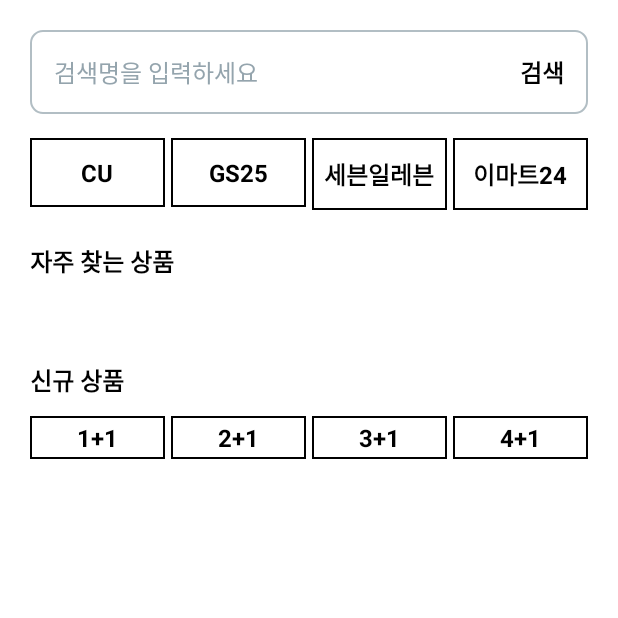
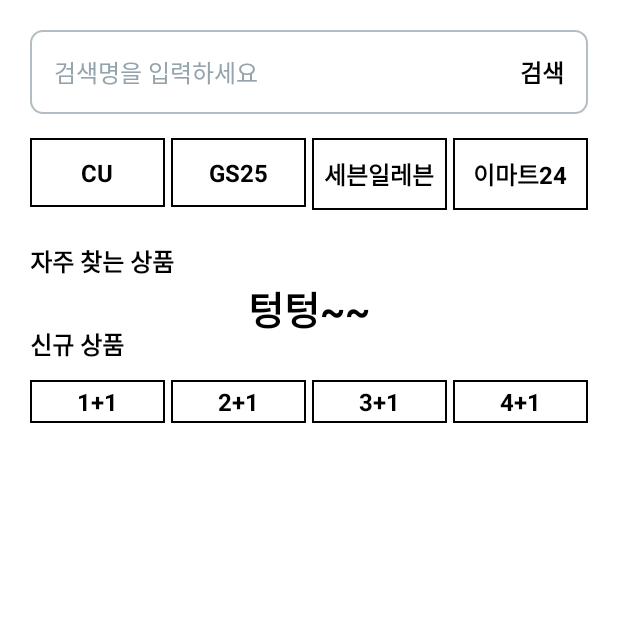
Before and after one commit to AnKyungMoo/Real-Convenience-Store, an Android app: the screen it shows after launch (MainActivity), on a phone screen of 412 x 824 dp, the top half of it. Run offline under Robolectric (Android 15) with nearby library versions, the phone set to English and light mode, and no system bars; our stand-ins replace Room's generated code, data binding; libraries missing offline, so code that uses them is left out: com.facebook.flipper, com.facebook.soloader; pictures from the network do not load; 5 statements that could not run were skipped.

Commit message:
경무 받으삼

```diff
--- a/app/src/main/java/com/km/real_convenience_store/main/MainActivity.kt
+++ b/app/src/main/java/com/km/real_convenience_store/main/MainActivity.kt
@@ -9,6 +9,7 @@ import androidx.appcompat.app.AppCompatActivity
 import androidx.databinding.DataBindingUtil
 import androidx.recyclerview.widget.LinearLayoutManager
 import androidx.recyclerview.widget.RecyclerView
+import androidx.transition.Visibility
 import com.km.real_convenience_store.R
 import com.km.real_convenience_store.database.AppDatabase
 import com.km.real_convenience_store.databinding.ActivityMainBinding
@@ -48,7 +49,6 @@ class MainActivity : AppCompatActivity() {
 
     override fun onResume() {
         super.onResume()
-
         getFavoriteProducts()
     }
 
@@ -165,7 +165,16 @@ class MainActivity : AppCompatActivity() {
             val favoriteProducts =
                 AppDatabase.getInstance(this@MainActivity).userInfoDAO().getFavoriteProduct()
             withContext(Dispatchers.Main) {
-                favoriteProductListAdapter.addFavoriteProducts(favoriteProducts)
+                if(favoriteProducts.isNotEmpty()){
+                    favoriteProductListAdapter.addFavoriteProducts(favoriteProducts)
+                    binding.rvFavoriteProduct.visibility = View.VISIBLE
+                    binding.tvEmptyMessage.visibility = View.INVISIBLE
+                    binding.spacer.visibility = View.INVISIBLE
+                }else{
+                    binding.rvFavoriteProduct.visibility = View.INVISIBLE
+                    binding.tvEmptyMessage.visibility = View.VISIBLE
+                    binding.spacer.visibility = View.VISIBLE
+                }
             }
         }
     }
--- a/app/src/main/res/layout/activity_main.xml
+++ b/app/src/main/res/layout/activity_main.xml
@@ -1,9 +1,9 @@
 <?xml version="1.0" encoding="utf-8"?>
-<layout>
+<layout xmlns:android="http://schemas.android.com/apk/res/android"
+    xmlns:app="http://schemas.android.com/apk/res-auto"
+    xmlns:tools="http://schemas.android.com/tools">
 
-    <androidx.constraintlayout.widget.ConstraintLayout xmlns:android="http://schemas.android.com/apk/res/android"
-        xmlns:app="http://schemas.android.com/apk/res-auto"
-        xmlns:tools="http://schemas.android.com/tools"
+    <androidx.constraintlayout.widget.ConstraintLayout
         android:layout_width="match_parent"
         android:layout_height="match_parent"
         tools:context=".main.MainActivity">
@@ -115,11 +115,30 @@
             app:layout_constraintStart_toStartOf="@id/tv_cu"
             app:layout_constraintTop_toBottomOf="@id/tv_cu" />
 
+        <TextView
+            android:id="@+id/tv_empty_message"
+            android:layout_width="wrap_content"
+            android:layout_height="wrap_content"
+            android:gravity="center"
+            android:text="@string/empty_favorite_products"
+            android:textColor="@color/black"
+            android:textSize="26sp"
+            android:textStyle="bold"
+            app:layout_constraintEnd_toEndOf="parent"
+            app:layout_constraintStart_toStartOf="parent"
+            app:layout_constraintTop_toBottomOf="@id/tv_favorite_product" />
+
+        <View
+            android:id="@+id/spacer"
+            android:layout_width="match_parent"
+            android:layout_height="20dp"
+            app:layout_constraintTop_toBottomOf="@id/tv_empty_message" />
+
         <androidx.recyclerview.widget.RecyclerView
             android:id="@+id/rv_favorite_product"
             android:layout_width="match_parent"
             android:layout_height="wrap_content"
-            android:layout_marginTop="24dp"
+            android:visibility="invisible"
             app:layout_constraintStart_toStartOf="parent"
             app:layout_constraintTop_toBottomOf="@id/tv_favorite_product" />
 
@@ -208,9 +227,9 @@
             android:layout_height="0dp"
             android:layout_marginHorizontal="20dp"
             android:layout_marginTop="7dp"
+            app:layout_constraintBottom_toBottomOf="parent"
             app:layout_constraintEnd_toEndOf="parent"
             app:layout_constraintStart_toStartOf="parent"
-            app:layout_constraintBottom_toBottomOf="parent"
             app:layout_constraintTop_toBottomOf="@id/tv_one_plus_one" />
 
     </androidx.constraintlayout.widget.ConstraintLayout>
--- a/app/src/main/res/values/strings.xml
+++ b/app/src/main/res/values/strings.xml
@@ -7,5 +7,6 @@
     <string name="favorite_product">자주 찾는 상품</string>
     <string name="new_product">신규 상품</string>
     <string name="event_period">행사기간</string>
-    <string name="compare_product">같은상품 비교햐기</string>
+    <string name="compare_product">같은상품 비교하기</string>
+    <string name="empty_favorite_products">텅텅~~</string>
 </resources>
```
